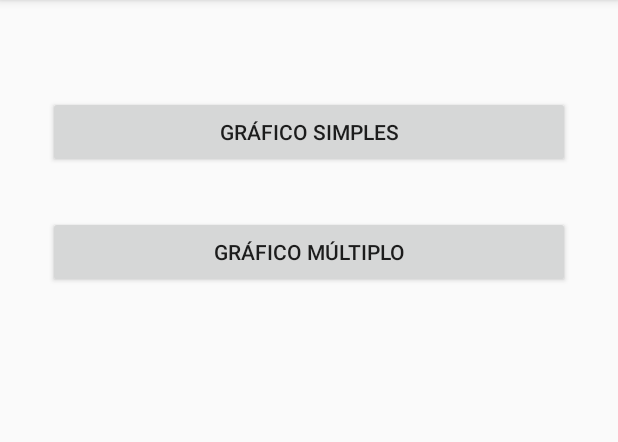
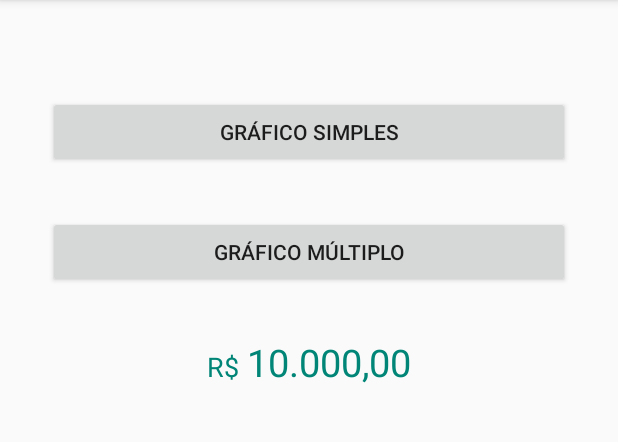
Before and after one commit to cldoliveira/CustomViewLab, an Android app: the screen it shows after launch (MainActivity), on a phone screen of 412 x 824 dp, the part 84-526 px from its top. Run offline under Robolectric (Android 15) with nearby library versions, the phone set to English and light mode, and no system bars.

Commit message:
create one more custom view example

```diff
--- /dev/null
+++ b/app/src/main/java/com/example/customviewlab/custom/MoneyView.java
@@ -0,0 +1,94 @@
+package com.example.customviewlab.custom;
+
+import android.content.Context;
+import android.content.res.TypedArray;
+import android.support.annotation.StringRes;
+import android.support.v4.content.ContextCompat;
+import android.text.TextUtils;
+import android.util.AttributeSet;
+import android.util.TypedValue;
+import android.widget.LinearLayout;
+import android.widget.TextView;
+
+import com.example.customviewlab.R;
+
+public class MoneyView extends LinearLayout {
+    private TextView textMoneyCurrency;
+    private TextView textMoneyValue;
+
+    private float currencySize;
+    private float valueSize;
+    private int defaultColor;
+    private int negativeColor;
+    private boolean enableChangeColor;
+    private String value;
+
+    public MoneyView(Context context) {
+        super(context);
+        init();
+    }
+
+    public MoneyView(Context context, AttributeSet attrs) {
+        super(context, attrs);
+        initWithStyle(context, attrs);
+    }
+
+    public MoneyView(Context context, AttributeSet attrs, int defStyleAttr) {
+        super(context, attrs, defStyleAttr);
+        initWithStyle(context, attrs);
+    }
+
+
+    private void init() {
+        inflate(getContext(), R.layout.view_money, this);
+
+        textMoneyCurrency = findViewById(R.id.text_money_currency);
+        textMoneyCurrency.setTextSize(TypedValue.COMPLEX_UNIT_PX, currencySize);
+
+        textMoneyValue = findViewById(R.id.text_money_value);
+        textMoneyValue.setTextSize(TypedValue.COMPLEX_UNIT_PX, valueSize);
+
+        setCurrency(R.string.default_currency);
+
+        textMoneyCurrency.setTextColor(defaultColor);
+        textMoneyValue.setTextColor(defaultColor);
+
+        if (TextUtils.isEmpty(value)) {
+            setValue(R.string.default_value);
+        } else {
+            setValue(value);
+        }
+    }
+
+    private void initWithStyle(final Context context, final AttributeSet attrs) {
+        TypedArray typedArray = context.obtainStyledAttributes(attrs, R.styleable.MoneyView);
+
+        currencySize = typedArray.getDimensionPixelSize(R.styleable.MoneyView_mv_currencySize, getResources().getDimensionPixelSize(R.dimen.dimen_text_15_sp));
+        valueSize = typedArray.getDimensionPixelSize(R.styleable.MoneyView_mv_valueSize, getResources().getDimensionPixelSize(R.dimen.dimen_text_15_sp));
+
+        defaultColor = typedArray.getColor(R.styleable.MoneyView_mv_defaultColor, ContextCompat.getColor(getContext(), R.color.black));
+        negativeColor = typedArray.getColor(R.styleable.MoneyView_mv_negativeColor, ContextCompat.getColor(getContext(), R.color.red));
+
+        value = typedArray.getString(R.styleable.MoneyView_mv_value);
+        enableChangeColor = typedArray.getBoolean(R.styleable.MoneyView_mv_enableChangeColor, Boolean.TRUE);
+
+        typedArray.recycle();
+        init();
+    }
+
+    public void setCurrency(@StringRes int text) {
+        textMoneyCurrency.setText(text);
+    }
+
+    public void setCurrency(String text) {
+        textMoneyCurrency.setText(text);
+    }
+
+    public void setValue(@StringRes int value) {
+        textMoneyValue.setText(value);
+    }
+
+    public void setValue(String value) {
+        textMoneyValue.setText(value);
+    }
+}
--- a/app/src/main/res/layout/activity_main.xml
+++ b/app/src/main/res/layout/activity_main.xml
@@ -30,4 +30,19 @@
         app:layout_constraintEnd_toEndOf="parent"
         app:layout_constraintStart_toStartOf="parent"
         app:layout_constraintTop_toBottomOf="@+id/single_graph" />
+
+
+    <com.example.customviewlab.custom.MoneyView
+        android:id="@+id/money_view"
+        android:layout_width="wrap_content"
+        android:layout_height="wrap_content"
+        android:layout_marginTop="32dp"
+        app:mv_currencySize="18sp"
+        app:mv_valueSize="25sp"
+        app:mv_defaultColor="@color/colorPrimary"
+        app:layout_constraintEnd_toEndOf="parent"
+        app:layout_constraintStart_toStartOf="parent"
+        app:layout_constraintTop_toBottomOf="@+id/multiple_graph" />
+
+
 </android.support.constraint.ConstraintLayout>
--- /dev/null
+++ b/app/src/main/res/layout/view_money.xml
@@ -0,0 +1,24 @@
+<?xml version="1.0" encoding="utf-8"?>
+<LinearLayout xmlns:android="http://schemas.android.com/apk/res/android"
+    android:orientation="horizontal"
+    android:layout_width="match_parent"
+    android:layout_height="match_parent">
+
+    <TextView
+        android:id="@+id/text_money_currency"
+        android:layout_width="wrap_content"
+        android:layout_height="wrap_content"
+        android:textSize="14sp"
+        android:text="R$" />
+
+    <TextView
+        android:id="@+id/text_money_value"
+        android:layout_width="wrap_content"
+        android:layout_height="wrap_content"
+        android:layout_marginLeft="5dp"
+        android:layout_marginStart="5dp"
+        android:textSize="20sp"
+        android:text="10.000,00" />
+
+
+</LinearLayout>
--- /dev/null
+++ b/app/src/main/res/values/attrs.xml
@@ -0,0 +1,12 @@
+<?xml version="1.0" encoding="utf-8"?>
+<resources>
+    <declare-styleable name="MoneyView">
+        <attr name="mv_currencySize" format="dimension" />
+        <attr name="mv_valueSize" format="dimension" />
+        <attr name="mv_defaultColor" format="color" />
+        <attr name="mv_negativeColor" format="color" />
+        <attr name="mv_value" format="string" />
+        <attr name="mv_enableChangeColor" format="boolean" />
+    </declare-styleable>
+
+</resources>
--- a/app/src/main/res/values/colors.xml
+++ b/app/src/main/res/values/colors.xml
@@ -3,4 +3,6 @@
     <color name="colorPrimary">#008577</color>
     <color name="colorPrimaryDark">#00574B</color>
     <color name="colorAccent">#D81B60</color>
+    <color name="black">#000000</color>
+    <color name="red">#FF0000</color>
 </resources>
--- /dev/null
+++ b/app/src/main/res/values/dimen.xml
@@ -0,0 +1,4 @@
+<?xml version="1.0" encoding="utf-8"?>
+<resources>
+    <dimen name="dimen_text_15_sp">15sp</dimen>
+</resources>
--- a/app/src/main/res/values/strings.xml
+++ b/app/src/main/res/values/strings.xml
@@ -2,4 +2,6 @@
     <string name="app_name">CustomViewLab</string>
     <string name="single_graph">Gráfico simples</string>
     <string name="multiple_graph">Gráfico múltiplo</string>
+    <string name="default_currency">R$</string>
+    <string name="default_value">10.000,00</string>
 </resources>
```
